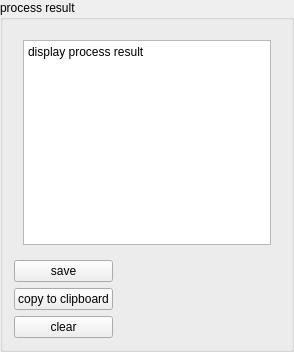
The window that src/gui/ResultWidget.ui (skfuntips/skfuntips) describes before a commit, drawn with Qt 5.
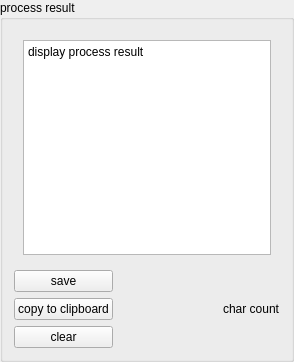
The same window after the commit.

Commit message: add char count support

What changed in the file:
```diff
--- a/src/gui/ResultWidget.ui
+++ b/src/gui/ResultWidget.ui
@@ -7,7 +7,7 @@
     <x>0</x>
     <y>0</y>
     <width>294</width>
-    <height>352</height>
+    <height>362</height>
    </rect>
   </property>
   <property name="sizePolicy">
@@ -125,6 +125,13 @@
        </property>
       </spacer>
      </item>
+     <item>
+      <widget class="QLabel" name="label_charCount">
+       <property name="text">
+        <string>char count</string>
+       </property>
+      </widget>
+     </item>
     </layout>
    </item>
   </layout>
```
The commit also changes 1 other file.
